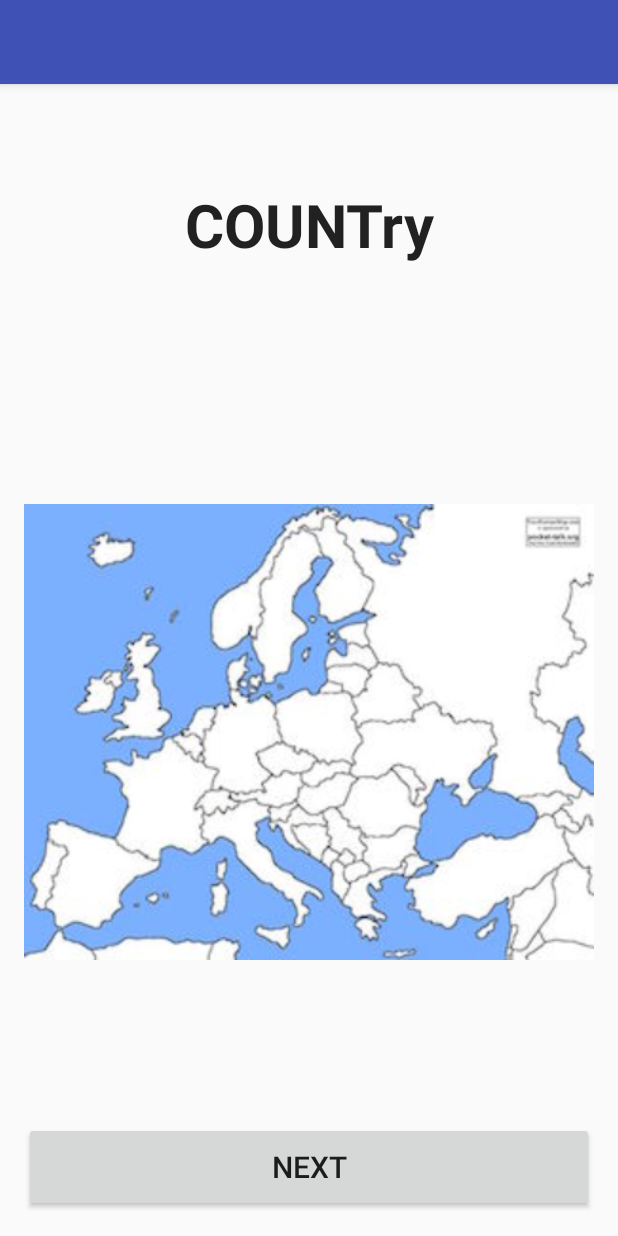
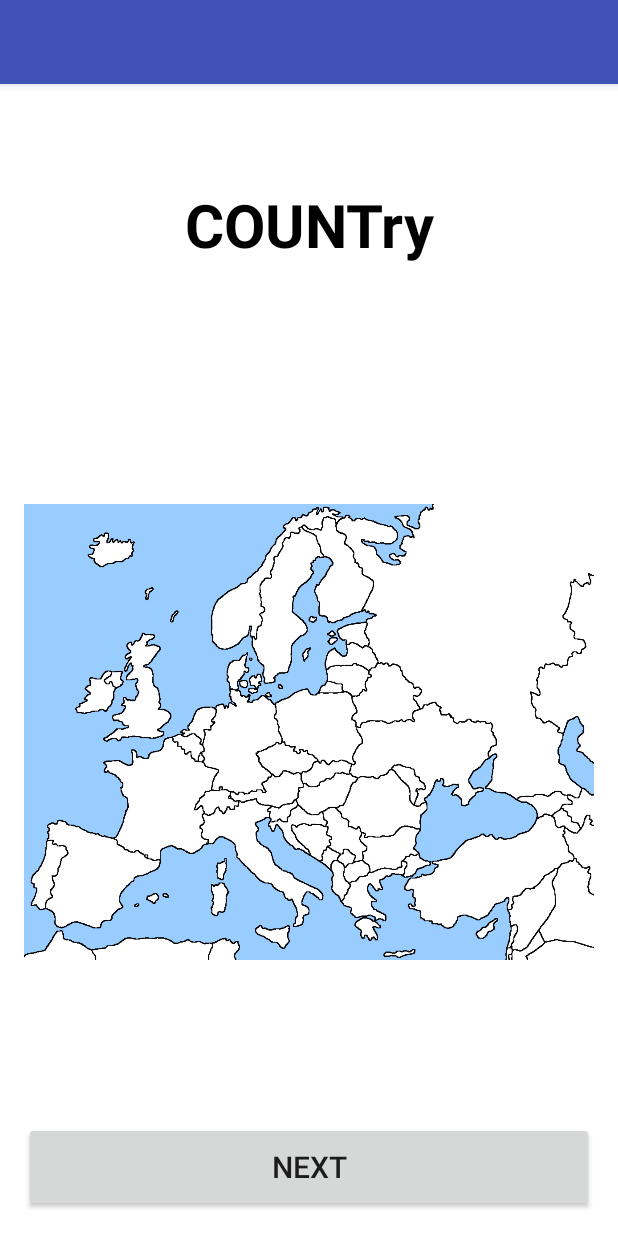
Before and after one commit to lundygp/COUNTry, an Android app: the screen it shows after launch (MainActivity), on a phone screen of 412 x 824 dp. Run offline under Robolectric (Android 15) with nearby library versions, the phone set to English and light mode, and no system bars.

Commit message:
Background and Text Colour Changes

```diff
--- a/app/src/main/res/layout-land/content_main.xml
+++ b/app/src/main/res/layout-land/content_main.xml
@@ -1,7 +1,8 @@
 <?xml version="1.0" encoding="utf-8"?>
 <LinearLayout xmlns:android="http://schemas.android.com/apk/res/android"
     android:orientation="vertical" android:layout_width="match_parent"
-    android:layout_height="match_parent">
+    android:layout_height="match_parent"
+    android:background="@color/backgroundColour">
 
     <TextView
         android:layout_width="match_parent"
--- a/app/src/main/res/layout/content_main.xml
+++ b/app/src/main/res/layout/content_main.xml
@@ -11,7 +11,8 @@
     android:paddingTop="@dimen/activity_vertical_margin"
     app:layout_behavior="@string/appbar_scrolling_view_behavior"
     tools:context="com.example.country.MainActivity"
-    tools:showIn="@layout/activity_main">
+    tools:showIn="@layout/activity_main"
+    android:background="@color/backgroundColour">
 
     <TextView
         android:layout_width="match_parent"
@@ -24,7 +25,8 @@
         android:textAlignment="center"
         android:textStyle="bold"
         android:textSize="40sp"
-        android:gravity="center_vertical" />
+        android:gravity="center_vertical"
+        android:textColor="@color/textColour" />
 
     <ImageView
         android:layout_width="match_parent"
@@ -32,7 +34,7 @@
         android:id="@+id/imageView"
         android:layout_gravity="center_horizontal"
         android:layout_weight="1"
-        android:src="@drawable/europe_map"
+        android:src="@drawable/europe_mapold"
         android:layout_marginTop="0dp" />
 
     <Button
--- a/app/src/main/res/values/colors.xml
+++ b/app/src/main/res/values/colors.xml
@@ -3,4 +3,6 @@
     <color name="colorPrimary">#3F51B5</color>
     <color name="colorPrimaryDark">#303F9F</color>
     <color name="colorAccent">#FF4081</color>
+    <color name="textColour">#FF000000</color>
+    <color name="backgroundColour">#FFFFFFFF</color>
 </resources>
```
Also changed, not shown: app/src/main/res/layout/content_results.xml (+24 -12 lines), app/src/main/res/layout/content_select.xml (+6 -3 lines).
